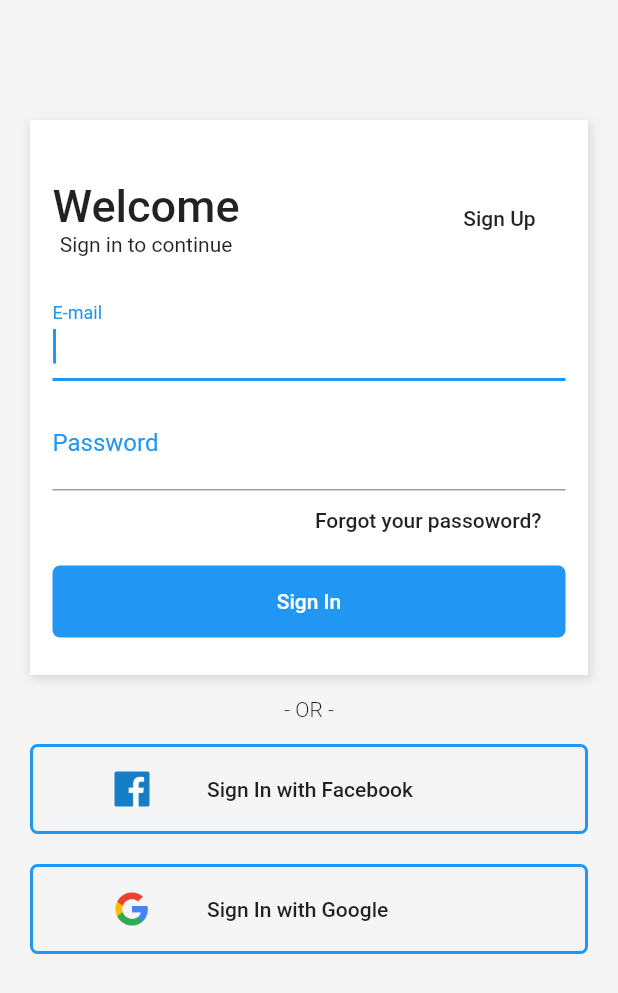
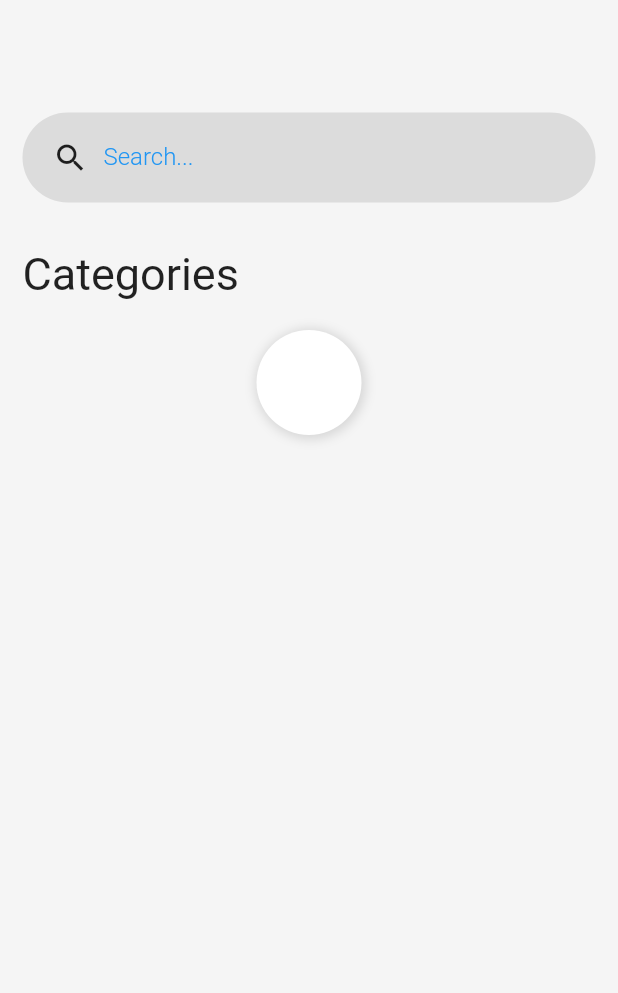
Before and after one commit to michelgomessilva/test-layouts-flutter, a Flutter app: the screen it shows after launch, after a tap on "Sign In", on a phone screen of 412 x 824 dp. Shown: the top 993 px of the screen. Run offline on Flutter 3.47's test engine with Material 2 defaults, Android fonts, the phone set to English and light mode, and no system bars.

Commit message:
HomePage and Widget Search Created

```diff
--- /dev/null
+++ b/lib/pages/home-page.dart
@@ -0,0 +1,29 @@
+import 'package:flutter/material.dart';
+import 'package:shopping/widgets/categories/category-widget.dart';
+import 'package:shopping/widgets/shared/search-widget.dart';
+
+class HomePage extends StatelessWidget {
+  @override
+  Widget build(BuildContext context) {
+    return Scaffold(
+      body: Container(
+        padding: EdgeInsets.all(15),
+        width: double.infinity,
+        color: Color(0xFFF5F5F5),
+        child: Column(
+          crossAxisAlignment: CrossAxisAlignment.stretch,
+          children: <Widget>[
+            SizedBox(
+              height: 60,
+            ),
+            Search(),
+            SizedBox(
+              height: 30,
+            ),
+            Category(),
+          ],
+        ),
+      ),
+    );
+  }
+}
--- /dev/null
+++ b/lib/widgets/categories/category-list-widget.dart
@@ -0,0 +1,33 @@
+import 'package:flutter/material.dart';
+
+class CategoryList extends StatelessWidget {
+  @override
+  Widget build(BuildContext context) {
+    return Container(
+      child: categoryItem(),
+    );
+  }
+
+  Widget categoryItem() {
+    return Container(
+      width: 70,
+      height: 70,
+      margin: EdgeInsets.all(10),
+      padding: EdgeInsets.all(10),
+      decoration: BoxDecoration(
+        color: Colors.white,
+        boxShadow: [
+          new BoxShadow(
+            color: Colors.black12,
+            offset: new Offset(1, 1),
+            blurRadius: 5,
+            spreadRadius: 2,
+          ),
+        ],
+        borderRadius: BorderRadius.all(
+          Radius.circular(64),
+        ),
+      ),
+    );
+  }
+}
--- /dev/null
+++ b/lib/widgets/categories/category-widget.dart
@@ -0,0 +1,28 @@
+import 'package:flutter/material.dart';
+import 'category-list-widget.dart';
+
+class Category extends StatelessWidget {
+  @override
+  Widget build(BuildContext context) {
+    return Column(
+      children: <Widget>[
+        Container(
+          alignment: Alignment.centerLeft,
+          child: Text(
+            "Categories",
+            style: TextStyle(
+              fontSize: 30,
+            ),
+          ),
+        ),
+        SizedBox(
+          height: 10,
+        ),
+        Container(
+          height: 90,
+          child: CategoryList(),
+        ),
+      ],
+    );
+  }
+}
--- a/lib/widgets/login-signin-widget.dart
+++ b/lib/widgets/login-signin-widget.dart
@@ -1,4 +1,5 @@
 import 'package:flutter/material.dart';
+import 'package:shopping/pages/home-page.dart';
 
 class LoginSignIn extends StatelessWidget {
   @override
@@ -18,7 +19,14 @@ class LoginSignIn extends StatelessWidget {
             color: Colors.white,
           ),
         ),
-        onPressed: () {},
+        onPressed: () {
+          Navigator.push(
+            context,
+            MaterialPageRoute(
+              builder: (context) => HomePage(),
+            ),
+          );
+        },
       ),
     );
   }
--- /dev/null
+++ b/lib/widgets/shared/search-widget.dart
@@ -0,0 +1,42 @@
+import 'package:flutter/material.dart';
+
+class Search extends StatelessWidget {
+  @override
+  Widget build(BuildContext context) {
+    return Container(
+      height: 60,
+      padding: EdgeInsets.only(left: 20),
+      decoration: BoxDecoration(
+        color: Colors.black.withOpacity(0.1),
+        borderRadius: BorderRadius.all(
+          Radius.circular(128),
+        ),
+      ),
+      child: Row(
+        children: <Widget>[
+          Icon(Icons.search),
+          Container(
+            width: 300,
+            padding: EdgeInsets.only(left: 10),
+            child: TextFormField(
+              keyboardType: TextInputType.text,
+              decoration: InputDecoration(
+                border: InputBorder.none,
+                labelText: "Search...",
+                labelStyle: TextStyle(
+                  color: Colors.blue,
+                  fontWeight: FontWeight.w300,
+                  fontSize: 16,
+                ),
+              ),
+              style: TextStyle(
+                fontSize: 20,
+                color: Colors.blue,
+              ),
+            ),
+          ),
+        ],
+      ),
+    );
+  }
+}
```
